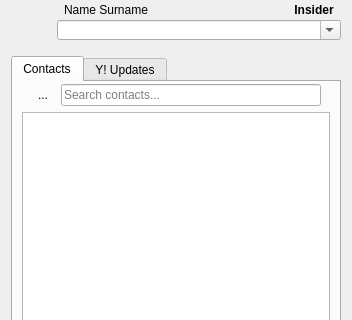
This is ui/buddylist.ui in ov1d1u/cyuf as Qt 5 draws it before an edit; both pictures show x 0 to 352 and y 0 to 320 of the 352 by 774 pixel window. The edited form follows.
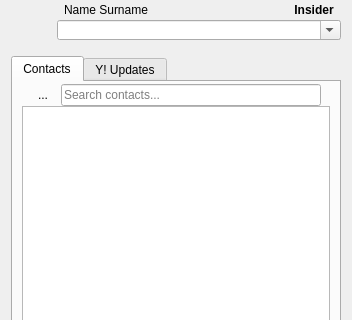
This is the edited form. Icons and pictures are not drawn.

Commit message: Finalize add to buddylist dialog

What changed in the file:
```diff
--- a/ui/buddylist.ui
+++ b/ui/buddylist.ui
@@ -221,6 +221,9 @@
        <string>Contacts</string>
       </attribute>
       <layout class="QVBoxLayout" name="verticalLayout_2">
+       <property name="spacing">
+        <number>0</number>
+       </property>
        <property name="topMargin">
         <number>0</number>
        </property>
@@ -312,7 +315,7 @@
           <number>-1</number>
          </property>
          <property name="indentation">
-          <number>16</number>
+          <number>20</number>
          </property>
          <property name="rootIsDecorated">
           <bool>true</bool>
```
The commit also changes 6 other files.
